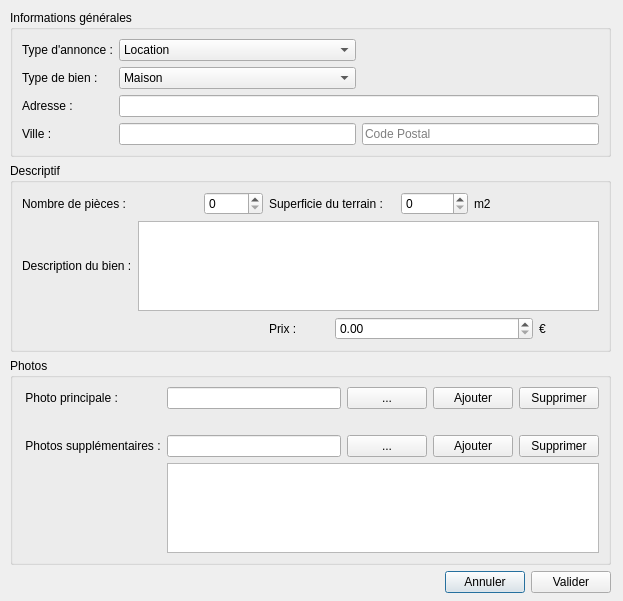
Above: BestResidence/ajout.ui from jordanlang/BestResidence before the change. Below: the same form after it.
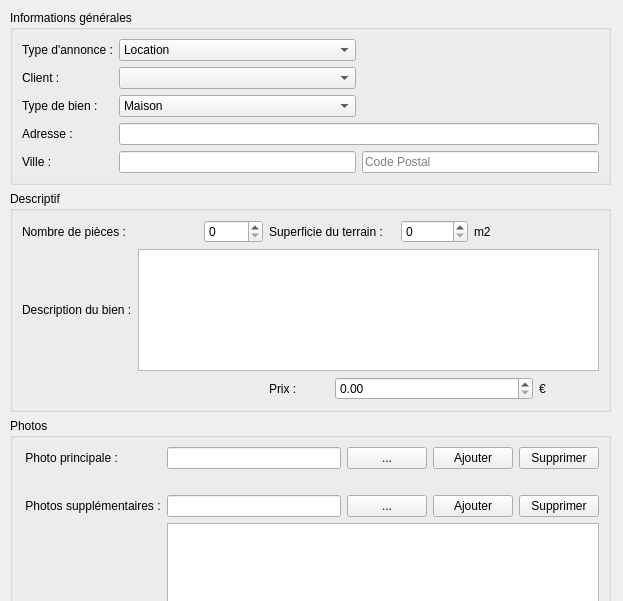
That is the form after the change.

Commit message: ajout choix client

The edit to the form file:
```diff
--- a/BestResidence/ajout.ui
+++ b/BestResidence/ajout.ui
@@ -13,24 +13,51 @@
   <property name="windowTitle">
    <string>Dialog</string>
   </property>
-  <widget class="QWidget" name="">
+  <widget class="QWidget" name="layoutWidget">
    <property name="geometry">
     <rect>
      <x>10</x>
      <y>10</y>
      <width>601</width>
-     <height>583</height>
+     <height>675</height>
     </rect>
    </property>
    <layout class="QGridLayout" name="gridLayout_6">
     <item row="0" column="0">
      <layout class="QGridLayout" name="gridLayout_5">
       <item row="0" column="0">
-       <widget class="QGroupBox" name="">
+       <widget class="QGroupBox" name="groupBox">
         <property name="title">
          <string>Informations générales</string>
         </property>
         <layout class="QGridLayout" name="gridLayout">
+         <item row="4" column="2">
+          <widget class="QLineEdit" name="q_codePostal">
+           <property name="text">
+            <string/>
+           </property>
+           <property name="placeholderText">
+            <string>Code Postal</string>
+           </property>
+          </widget>
+         </item>
+         <item row="0" column="1">
+          <widget class="QComboBox" name="q_typeAnnonce">
+           <property name="cursor">
+            <cursorShape>PointingHandCursor</cursorShape>
+           </property>
+           <item>
+            <property name="text">
+             <string>Location</string>
+            </property>
+           </item>
+           <item>
+            <property name="text">
+             <string>Vente</string>
+            </property>
+           </item>
+          </widget>
+         </item>
          <item row="0" column="0">
           <widget class="QLabel" name="l_typeAnnonce">
            <property name="text">
@@ -38,21 +65,21 @@
            </property>
           </widget>
          </item>
-         <item row="3" column="0">
+         <item row="4" column="0">
           <widget class="QLabel" name="l_ville">
            <property name="text">
             <string>Ville :</string>
            </property>
           </widget>
          </item>
-         <item row="1" column="0">
+         <item row="2" column="0">
           <widget class="QLabel" name="l_typeBien">
            <property name="text">
             <string>Type de bien :</string>
            </property>
           </widget>
          </item>
-         <item row="1" column="1">
+         <item row="2" column="1">
           <widget class="QComboBox" name="q_typeBien">
            <property name="cursor">
             <cursorShape>PointingHandCursor</cursorShape>
@@ -89,51 +116,34 @@
            </item>
           </widget>
          </item>
-         <item row="2" column="0">
+         <item row="3" column="0">
           <widget class="QLabel" name="l_adresse">
            <property name="text">
             <string>Adresse :</string>
            </property>
           </widget>
          </item>
-         <item row="2" column="1" colspan="2">
-          <widget class="QLineEdit" name="q_adresse"/>
-         </item>
-         <item row="3" column="1">
+         <item row="4" column="1">
           <widget class="QLineEdit" name="q_ville"/>
          </item>
-         <item row="3" column="2">
-          <widget class="QLineEdit" name="q_codePostal">
+         <item row="3" column="1" colspan="2">
+          <widget class="QLineEdit" name="q_adresse"/>
+         </item>
+         <item row="1" column="1">
+          <widget class="QComboBox" name="q_client"/>
+         </item>
+         <item row="1" column="0">
+          <widget class="QLabel" name="l_client">
            <property name="text">
-            <string/>
+            <string>Client :</string>
            </property>
-           <property name="placeholderText">
-            <string>Code Postal</string>
-           </property>
-          </widget>
-         </item>
-         <item row="0" column="1">
-          <widget class="QComboBox" name="q_typeAnnonce">
-           <property name="cursor">
-            <cursorShape>PointingHandCursor</cursorShape>
-           </property>
-           <item>
-            <property name="text">
-             <string>Location</string>
-            </property>
-           </item>
-           <item>
-            <property name="text">
-             <string>Vente</string>
-            </property>
-           </item>
           </widget>
          </item>
         </layout>
        </widget>
       </item>
       <item row="1" column="0">
-       <widget class="QGroupBox" name="">
+       <widget class="QGroupBox" name="groupBox">
         <property name="title">
          <string>Descriptif</string>
         </property>
@@ -250,7 +260,7 @@
        </layout>
       </item>
       <item row="0" column="0">
-       <widget class="QGroupBox" name="">
+       <widget class="QGroupBox" name="groupBox">
         <property name="title">
          <string>Photos</string>
         </property>
```
Left out of the diff: 34 changed lines with no effect on the pictures. The commit also changes 11 other files.
